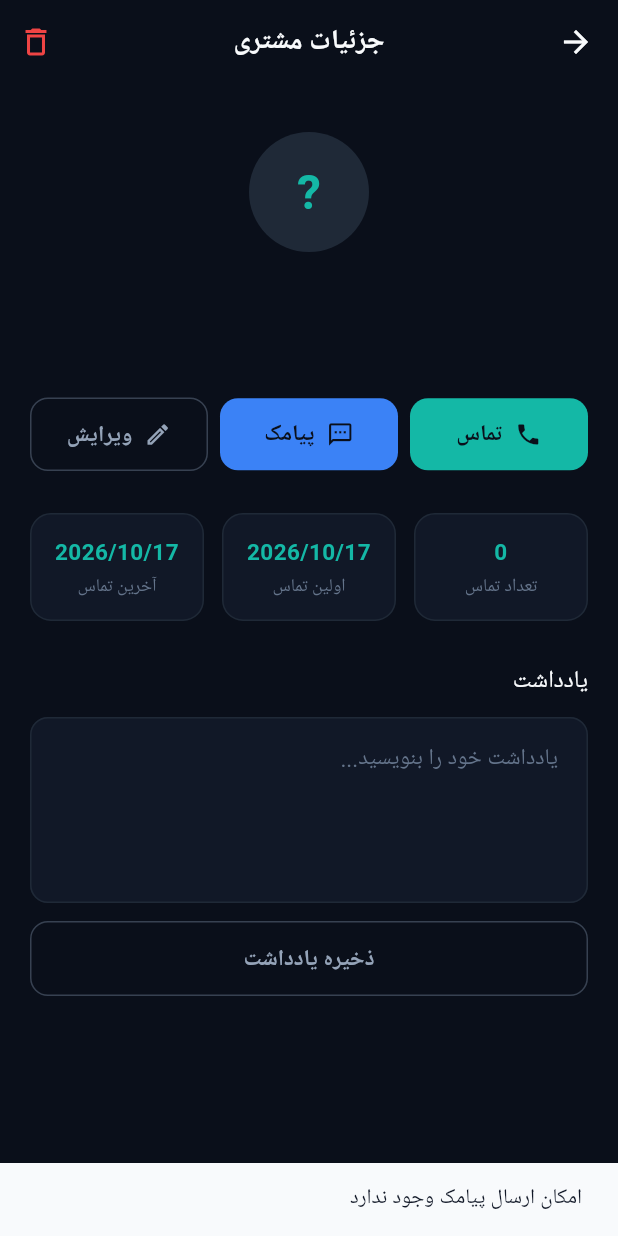
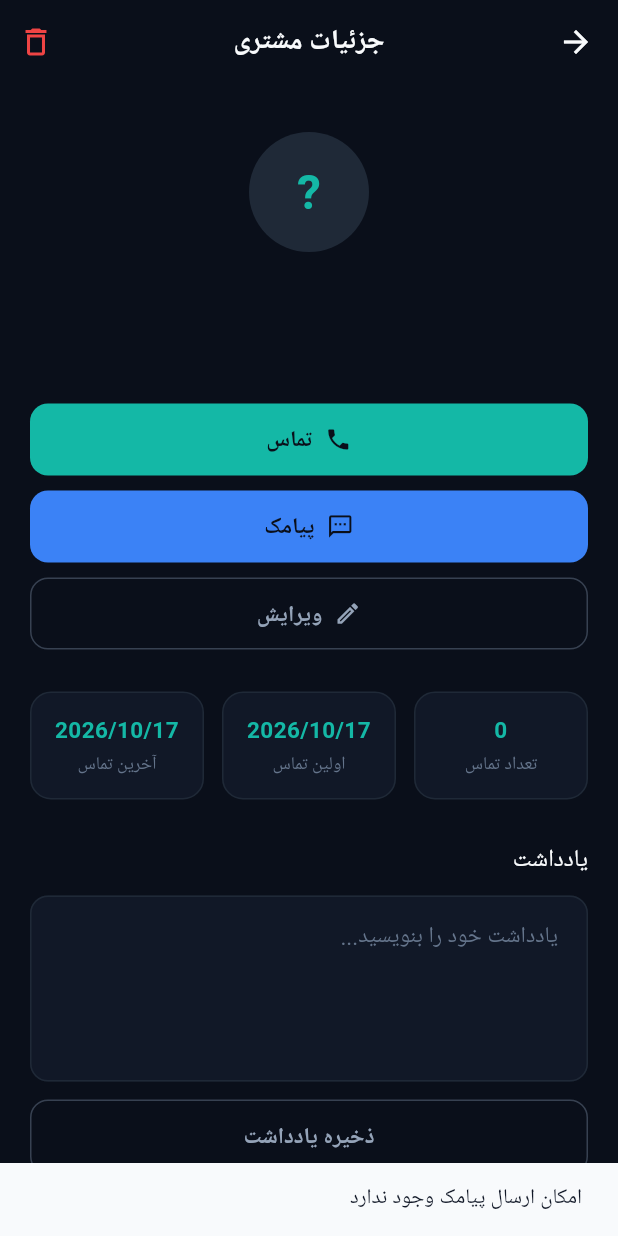
Before and after one commit to froshapp09/customer-callbook, a Flutter app: the CustomerDetailPage screen opened directly with empty values, after a tap on "پیامک", on a phone screen of 412 x 824 dp. Run offline on Flutter 3.47's test engine with Material 3 defaults, Android fonts, the phone set to English and light mode, and no system bars; our stand-ins replace flutter_contacts, flutter_local_notifications, flutter_riverpod, google_fonts, permission_handler, share_plus and 1 more; missing offline and left inert: phone_state; accounts and stored records are empty; Roboto replaces fonts that are missing (Vazirmatn).

Commit message:
Add files via upload

```diff
--- a/lib/features/customer_detail/presentation/pages/customer_detail_page.dart
+++ b/lib/features/customer_detail/presentation/pages/customer_detail_page.dart
@@ -42,29 +42,36 @@ class _CustomerDetailPageState extends State<CustomerDetailPage> {
       );
       await _service.update(updated);
       setState(() => _customer = updated);
-    } else {
-      if (mounted) {
+    } else if (mounted) {
       ScaffoldMessenger.of(context).showSnackBar(
         const SnackBar(content: Text('امکان برقراری تماس وجود ندارد')),
       );
     }
   }
-  }
 
-  Future<void> _sms({String? body}) async {
-    final uri = Uri(
-      scheme: 'sms',
-      path: _customer.phone,
-      queryParameters: body != null && body.isNotEmpty ? {'body': body} : null,
-    );
+  Future<void> _sms() async {
+    final uri = Uri(scheme: 'sms', path: _customer.phone);
     if (await canLaunchUrl(uri)) {
       await launchUrl(uri);
-    } else {
-      if (mounted) {
+    } else if (mounted) {
       ScaffoldMessenger.of(context).showSnackBar(
         const SnackBar(content: Text('امکان ارسال پیامک وجود ندارد')),
       );
     }
+  }
+
+  Future<void> _edit() async {
+    final result = await Navigator.push<Customer>(
+      context,
+      MaterialPageRoute(
+        builder: (_) => AddCustomerPage(editCustomer: _customer),
+      ),
+    );
+    if (result != null) {
+      setState(() {
+        _customer = result;
+        _noteCtrl.text = result.note ?? '';
+      });
     }
   }
 
@@ -128,7 +135,11 @@ class _CustomerDetailPageState extends State<CustomerDetailPage> {
               backgroundColor: AppColors.surfaceLight,
               child: Text(
                 _customer.name.isNotEmpty ? _customer.name.characters.first : '?',
-                style: const TextStyle(color: AppColors.primary, fontSize: 32, fontWeight: FontWeight.w600),
+                style: const TextStyle(
+                  color: AppColors.primary,
+                  fontSize: 32,
+                  fontWeight: FontWeight.w600,
+                ),
               ),
             ),
             const SizedBox(height: 16),
@@ -138,48 +149,40 @@ class _CustomerDetailPageState extends State<CustomerDetailPage> {
               _customer.phone,
               style: Theme.of(context).textTheme.bodyLarge?.copyWith(color: AppColors.textSecondary),
             ),
-            const SizedBox(height: 24),
-            Row(
-              children: [
-                Expanded(
+            const SizedBox(height: 28),
+
+            // دکمه‌ها — عمودی تا متن نشکند
+            SizedBox(
+              width: double.infinity,
+              height: 48,
               child: ElevatedButton.icon(
                 onPressed: _call,
-                    icon: const Icon(Icons.phone, size: 18),
+                icon: const Icon(Icons.phone),
                 label: const Text('تماس'),
               ),
             ),
-                const SizedBox(width: 8),
-                Expanded(
+            const SizedBox(height: 10),
+            SizedBox(
+              width: double.infinity,
+              height: 48,
               child: ElevatedButton.icon(
-                    onPressed: () => _sms(),
-                    style: ElevatedButton.styleFrom(
-                      backgroundColor: const Color(0xFF3B82F6),
-                    ),
-                    icon: const Icon(Icons.sms_outlined, size: 18),
+                onPressed: _sms,
+                style: ElevatedButton.styleFrom(backgroundColor: AppColors.info),
+                icon: const Icon(Icons.sms_outlined),
                 label: const Text('پیامک'),
               ),
             ),
-                const SizedBox(width: 8),
-                Expanded(
+            const SizedBox(height: 10),
+            SizedBox(
+              width: double.infinity,
+              height: 48,
               child: OutlinedButton.icon(
-                    onPressed: () async {
-                      final result = await Navigator.push<Customer>(
-                        context,
-                        MaterialPageRoute(
-                          builder: (_) => AddCustomerPage(editCustomer: _customer),
-                        ),
-                      );
-                      if (result != null) {
-                        setState(() => _customer = result);
-                        _noteCtrl.text = result.note ?? '';
-                      }
-                    },
-                    icon: const Icon(Icons.edit_outlined, size: 18),
+                onPressed: _edit,
+                icon: const Icon(Icons.edit_outlined),
                 label: const Text('ویرایش'),
               ),
             ),
-              ],
-            ),
+
             const SizedBox(height: 28),
             Row(
               children: [
@@ -199,9 +202,7 @@ class _CustomerDetailPageState extends State<CustomerDetailPage> {
             TextField(
               controller: _noteCtrl,
               maxLines: 4,
-              decoration: const InputDecoration(
-                hintText: 'یادداشت خود را بنویسید...',
-              ),
+              decoration: const InputDecoration(hintText: 'یادداشت خود را بنویسید...'),
             ),
             const SizedBox(height: 12),
             SizedBox(
@@ -234,7 +235,11 @@ class _InfoBox extends StatelessWidget {
       ),
       child: Column(
         children: [
-          Text(value, style: const TextStyle(color: AppColors.primary, fontSize: 15, fontWeight: FontWeight.w600)),
+          Text(
+            value,
+            style: const TextStyle(color: AppColors.primary, fontSize: 15, fontWeight: FontWeight.w600),
+            textAlign: TextAlign.center,
+          ),
           const SizedBox(height: 4),
           Text(title, style: Theme.of(context).textTheme.bodySmall, textAlign: TextAlign.center),
         ],
```
Also changed, not shown: lib/features/home/presentation/pages/home_page.dart (+13 -0 lines), lib/features/phonebook/presentation/pages/phonebook_page.dart (+14 -0 lines). Lines whose indentation alone changed are shown as unchanged.
